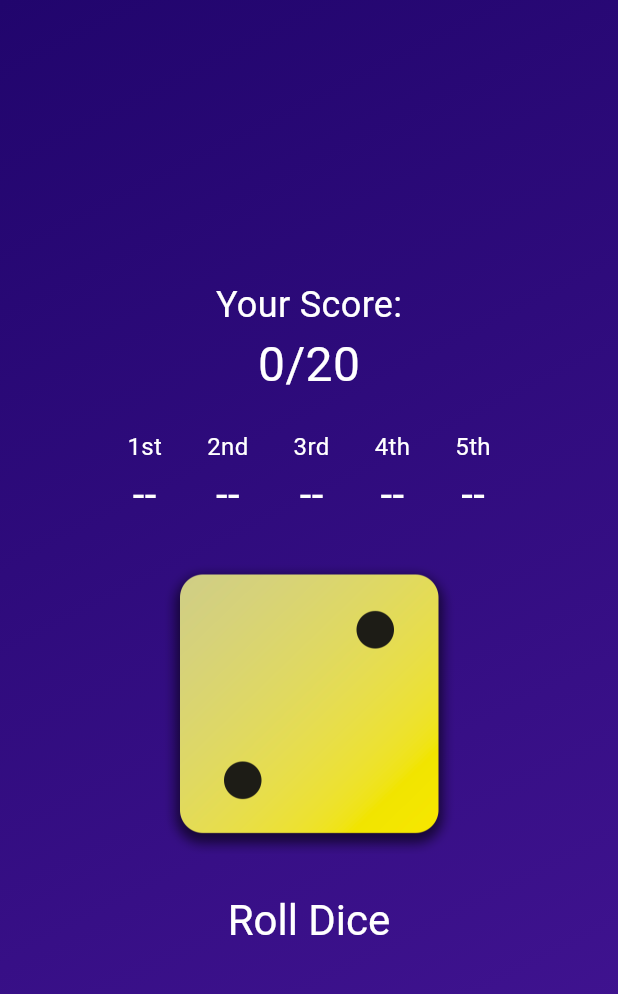
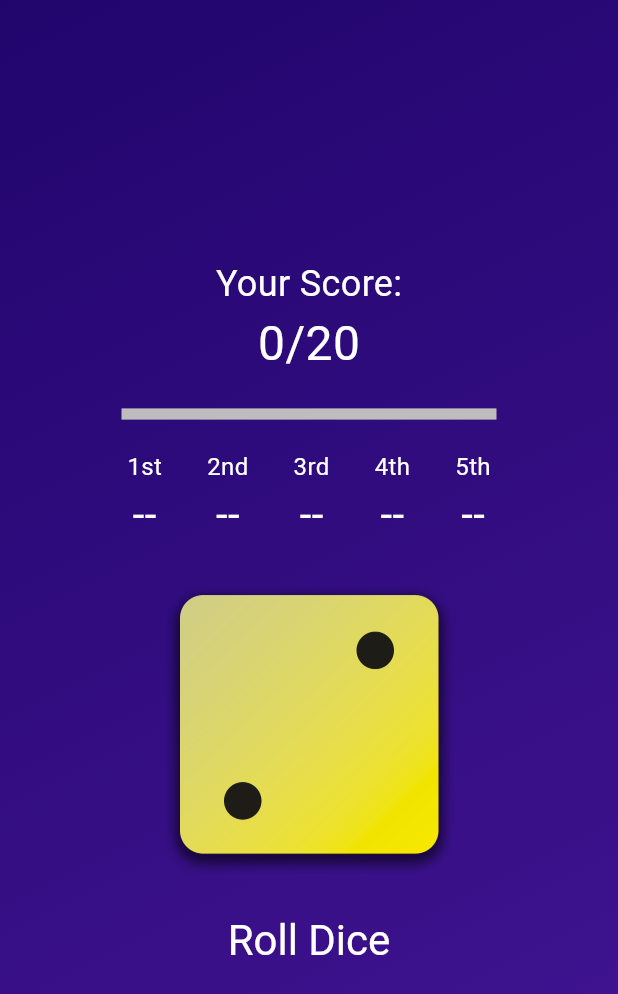
Before and after one commit to rogerchang1108/Dice-Rolling-App-with-Flutter, a Flutter app: the screen it shows after launch, on a phone screen of 412 x 824 dp. Shown: the top 994 px of the screen. Run offline on Flutter 3.47's test engine with Material 3 defaults, Android fonts, the phone set to English and light mode, and no system bars.

Commit message:
Add Feature: Linear Progress Indicator

```diff
--- a/lib/dice_roller.dart
+++ b/lib/dice_roller.dart
@@ -55,6 +55,9 @@ class _DiceRollerState extends State<DiceRoller> {
     String showScore = '$totalScore/20';
     String buttonText = 'Roll Dice';
 
+    double progress = (totalScore / 20).clamp(0.0, 1.0);
+    Color progressColor = Color.lerp(Colors.red, Colors.green, progress)!;
+
     if (rollCount == 5) {
       message = totalScore >= 20 ? 'You win!' : 'You lose!';
       buttonText = 'Play again';
@@ -75,6 +78,16 @@ class _DiceRollerState extends State<DiceRoller> {
           style: const TextStyle(
             fontSize: 32,
             color: Colors.white,
+          ),
+        ),
+        const SizedBox(height: 20),
+        SizedBox(
+          width: 250,
+          child: LinearProgressIndicator(
+            value: progress,
+            minHeight: 7.5,
+            backgroundColor: Colors.grey[400],
+            valueColor: AlwaysStoppedAnimation<Color>(progressColor),
           ),
         ),
         const SizedBox(height: 20),
```
